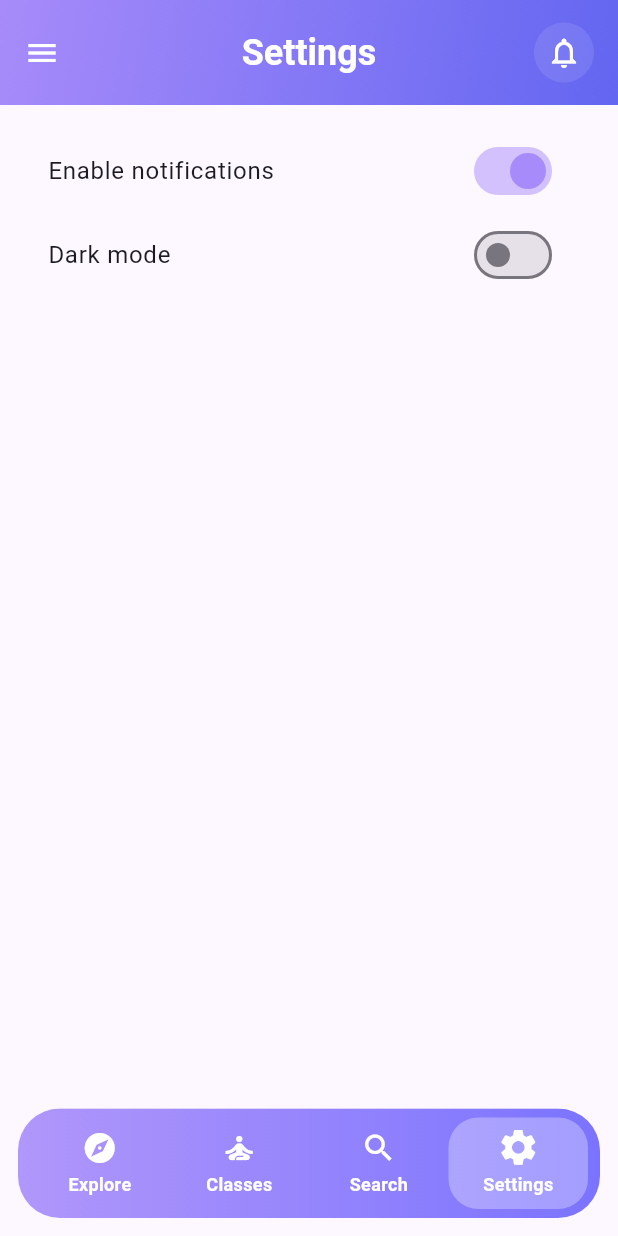
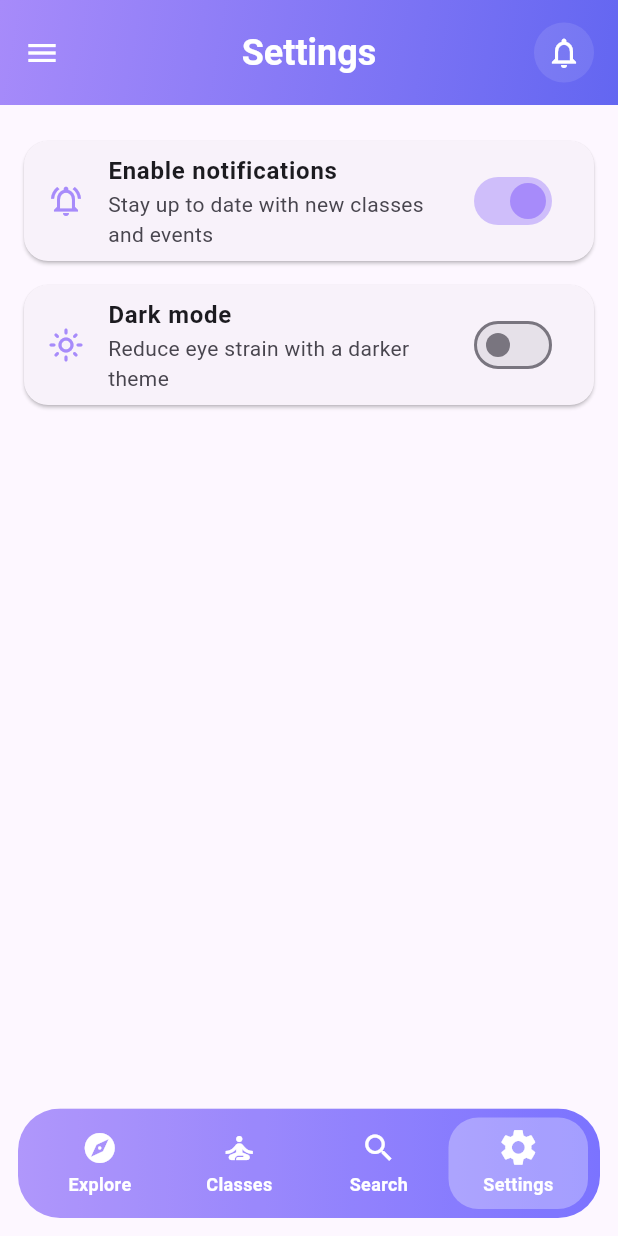
Before and after one commit to Vivek5kwt/saara, a Flutter app: the screen it shows once a user with an empty profile is signed in, item 4 of the bottom bar chosen, on a phone screen of 412 x 824 dp. Run offline on Flutter 3.47's test engine with Material 3 defaults, Android fonts, the phone set to English and light mode, and no system bars; our stand-ins replace bloc, equatable, firebase_auth, firebase_core, flutter_bloc, go_router and 2 more; missing offline and left inert: flutter_facebook_auth; accounts and stored records are empty; network calls fail.

Commit message:
style: enhance settings page UI

```diff
--- a/lib/features/settings/view/settings_page.dart
+++ b/lib/features/settings/view/settings_page.dart
@@ -20,18 +20,22 @@ class _SettingsPageState extends State<SettingsPage> {
     return ListView(
       padding: const EdgeInsets.all(16),
       children: [
-        SwitchListTile(
+        _SettingsTile(
+          icon: Icons.notifications_active_outlined,
+          title: 'Enable notifications',
+          subtitle: 'Stay up to date with new classes and events',
           value: _notificationsEnabled,
-          activeColor: primaryPurple,
-          title: const Text('Enable notifications'),
           onChanged: (value) {
             setState(() => _notificationsEnabled = value);
           },
         ),
-        SwitchListTile(
+        _SettingsTile(
+          icon: context.watch<ThemeCubit>().state == ThemeMode.dark
+              ? Icons.dark_mode_outlined
+              : Icons.light_mode_outlined,
+          title: 'Dark mode',
+          subtitle: 'Reduce eye strain with a darker theme',
           value: context.watch<ThemeCubit>().state == ThemeMode.dark,
-          activeColor: primaryPurple,
-          title: const Text('Dark mode'),
           onChanged: (value) {
             context.read<ThemeCubit>().toggle(value);
           },
@@ -40,3 +44,40 @@ class _SettingsPageState extends State<SettingsPage> {
     );
   }
 }
+
+class _SettingsTile extends StatelessWidget {
+  const _SettingsTile({
+    required this.icon,
+    required this.title,
+    this.subtitle,
+    required this.value,
+    required this.onChanged,
+  });
+
+  final IconData icon;
+  final String title;
+  final String? subtitle;
+  final bool value;
+  final ValueChanged<bool> onChanged;
+
+  @override
+  Widget build(BuildContext context) {
+    const primaryPurple = Color(0xFFA78BFA);
+
+    return Card(
+      shape: RoundedRectangleBorder(borderRadius: BorderRadius.circular(16)),
+      margin: const EdgeInsets.symmetric(vertical: 8),
+      child: SwitchListTile.adaptive(
+        secondary: Icon(icon, color: primaryPurple),
+        value: value,
+        activeColor: primaryPurple,
+        title: Text(
+          title,
+          style: const TextStyle(fontWeight: FontWeight.w600),
+        ),
+        subtitle: subtitle != null ? Text(subtitle!) : null,
+        onChanged: onChanged,
+      ),
+    );
+  }
+}
```
